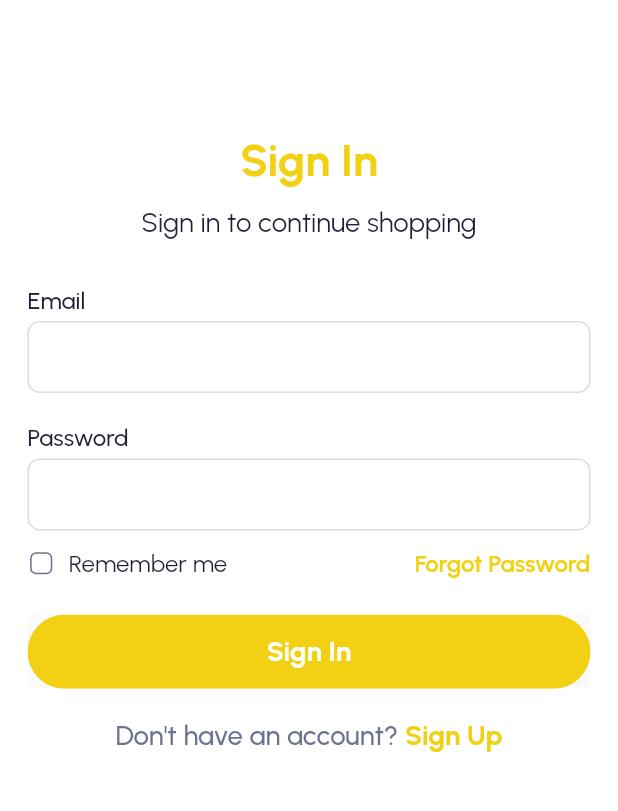
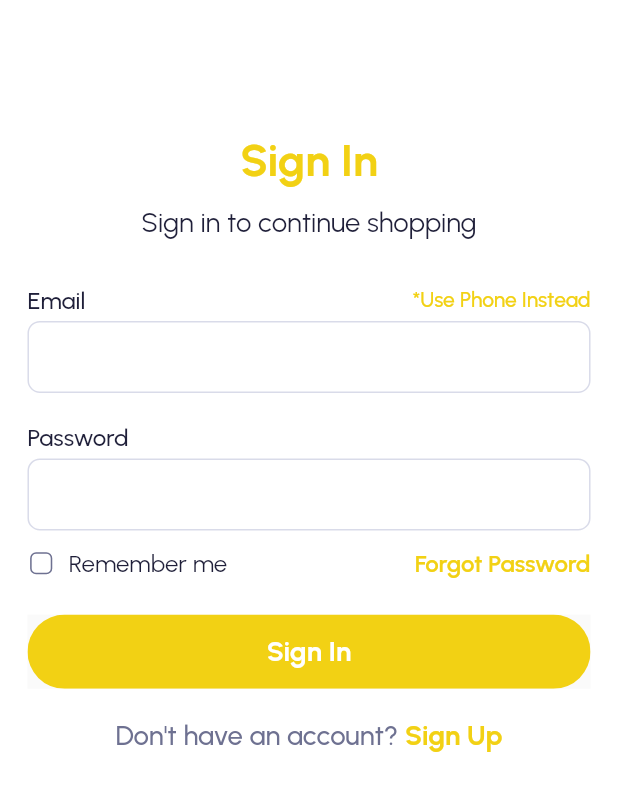
Before and after one commit to Aasim-Awan/ecommerce, a Flutter app: the screen it shows after launch, scrolled down 576 dp, after a tap on "Wishlist", on a phone screen of 412 x 824 dp, the part 62-873 px from its top. Run offline on Flutter 3.47's test engine with Material 3 defaults, Android fonts, the phone set to English and light mode, and no system bars; our stand-ins replace cached_network_image, carousel_slider, csc_picker, dartz, dio, dots_indicator and 16 more; missing offline and left inert: flutter_inappwebview; accounts and stored records are empty; network calls fail.

Commit message:
Merge branch 'main' of https://github.com/Aasim-Awan/ecommerce

```diff
--- a/lib/app/modules/auth/views/sign_in.dart
+++ b/lib/app/modules/auth/views/sign_in.dart
@@ -118,60 +118,60 @@ class _SignInScreenState extends State<SignInScreen> {
                                 emailController: emailController,
                                 emailValidator: (email) =>
                                     ValidationRules().email(email),
-                                // phoneController: phoneController,
-                              //   prefix: Padding(
-                              //     padding: EdgeInsets.only(left: 10.w),
-                              //     // child: PopupMenuButton(
-                              //       shape: RoundedRectangleBorder(
-                              //         borderRadius: BorderRadius.all(
-                              //           Radius.circular(10.r),
-                              //         ),
-                              //       ),
-                              //       position: PopupMenuPosition.under,
-                              //       itemBuilder: (ctx) => List.generate(
-                              //           authController
-                              //               .countryCodeModel!.data!.length,
-                              //           (index) => PopupMenuItem(
-                              //                 height: 32.h,
-                              //                 onTap: () async {
-                              //                   setState(() {
-                              //                     authController.countryCode =
-                              //                         authController
-                              //                             .countryCodeModel!
-                              //                             .data![index]
-                              //                             .callingCode
-                              //                             .toString();
-                              //                   });
-                              //                 },
-                              //                 child: Text(
-                              //                   authController.countryCodeModel!
-                              //                       .data![index].callingCode
-                              //                       .toString(),
-                              //                   style: GoogleFonts.urbanist(
-                              //                       color: AppColor.textColor,
-                              //                       fontWeight: FontWeight.w500,
-                              //                       fontSize: 16.sp),
-                              //                 ),
-                              //               )),
-                              //       child: Row(
-                              //         children: [
-                              //           Text(
-                              //             authController.countryCode,
-                              //             style: GoogleFonts.urbanist(
-                              //                 color: AppColor.textColor,
-                              //                 fontSize: 16.sp,
-                              //                 fontWeight: FontWeight.w500),
-                              //           ),
-                              //           SizedBox(
-                              //             width: 5.w,
-                              //           ),
-                              //           SvgPicture.asset(SvgIcon.down)
-                              //         ],
-                              //       ),
-                              //     ),
-                              //   ),
-                              //   // phoneValidator: (phone) =>
-                              //   //     ValidationRules().normal(phone),
+                                phoneController: phoneController,
+                                prefix: Padding(
+                                  padding: EdgeInsets.only(left: 10.w),
+                                  child: PopupMenuButton(
+                                    shape: RoundedRectangleBorder(
+                                      borderRadius: BorderRadius.all(
+                                        Radius.circular(10.r),
+                                      ),
+                                    ),
+                                    position: PopupMenuPosition.under,
+                                    itemBuilder: (ctx) => List.generate(
+                                        authController
+                                            .countryCodeModel!.data!.length,
+                                        (index) => PopupMenuItem(
+                                              height: 32.h,
+                                              onTap: () async {
+                                                setState(() {
+                                                  authController.countryCode =
+                                                      authController
+                                                          .countryCodeModel!
+                                                          .data![index]
+                                                          .callingCode
+                                                          .toString();
+                                                });
+                                              },
+                                              child: Text(
+                                                authController.countryCodeModel!
+                                                    .data![index].callingCode
+                                                    .toString(),
+                                                style: GoogleFonts.urbanist(
+                                                    color: AppColor.textColor,
+                                                    fontWeight: FontWeight.w500,
+                                                    fontSize: 16.sp),
+                                              ),
+                                            )),
+                                    child: Row(
+                                      children: [
+                                        Text(
+                                          authController.countryCode,
+                                          style: GoogleFonts.urbanist(
+                                              color: AppColor.textColor,
+                                              fontSize: 16.sp,
+                                              fontWeight: FontWeight.w500),
+                                        ),
+                                        SizedBox(
+                                          width: 5.w,
+                                        ),
+                                        SvgPicture.asset(SvgIcon.down)
+                                      ],
+                                    ),
+                                  ),
+                                ),
+                                // phoneValidator: (phone) =>
+                                //     ValidationRules().normal(phone),
                                ),
                               SizedBox(height: 20.h),
                               FormFieldTitle(title: "Password".tr),
--- a/lib/app/modules/auth/widgets/swap_field_title.dart
+++ b/lib/app/modules/auth/widgets/swap_field_title.dart
@@ -11,33 +11,31 @@ class SwapFieldTitle extends StatelessWidget {
 
   @override
   Widget build(BuildContext context) {
-    // final fieldSwapController = Get.put(SwapTitleController());
-    // return Obx(() {
+    final fieldSwapController = Get.put(SwapTitleController());
+    return Obx(() {
       return Row(
         mainAxisAlignment: MainAxisAlignment.spaceBetween,
         children: [
           CustomText(
             text:
-                // fieldSwapController.isShowEmailField.value
-                "Email".tr,
-                //? : "Phone".tr,
+                fieldSwapController.isShowEmailField.value ? "Phone".tr : "Email".tr,
             size: 14.sp,
             weight: FontWeight.w500,
           ),
-          // GestureDetector(
-          //   onTap: fieldSwapController.showEmailField,
-          //   // child: CustomText(
-          //   //    text:
-          //   //   // fieldSwapController.isShowEmailField.value
-          //   //       // ? "*Use Phone Instead".tr:
-          //   //        "*Use Email Instead".tr,
-          //   //   color: AppColor.primaryColor,
-          //   //   weight: FontWeight.w500,
-          //   //   decoration: true,
-          //   // ),
-          // )
+          GestureDetector(
+            onTap: fieldSwapController.showEmailField,
+            child: CustomText(
+              text: fieldSwapController.isShowEmailField.value
+                  ? "*Use Email Instead".tr
+                  : "*Use Phone Instead".tr,
+
+              color: AppColor.primaryColor,
+              weight: FontWeight.w500,
+              decoration: true,
+            ),
+          )
         ],
       );
-    // });
+    });
   }
 }
--- a/lib/app/modules/auth/widgets/swap_form_field.dart
+++ b/lib/app/modules/auth/widgets/swap_form_field.dart
@@ -25,23 +25,19 @@ class SwapFormField extends StatelessWidget {
   @override
   Widget build(BuildContext context) {
     final swapTitleController = Get.find<SwapTitleController>();
-    return CustomFormField(
+    return Obx(
+      () {
+        return swapTitleController.isShowEmailField.value
+            ? CustomPhoneFormField(
+                phoneController: phoneController,
+                validator: phoneValidator,
+                prefix: prefix,
+              )
+            : CustomFormField(
                 controller: emailController,
                 validator: emailValidator,
               );
-    // return Obx(
-    //   () {
-    //     return swapTitleController.isShowEmailField.value
-    //         ? CustomFormField(
-    //             controller: emailController,
-    //             validator: emailValidator,
-    //           )
-    //         : CustomPhoneFormField(
-    //             phoneController: phoneController,
-    //             validator: phoneValidator,
-    //             prefix: prefix,
-    //           );
-    //   },
-    // );
+      },
+    );
   }
 }
--- a/lib/widgets/custom_form_field.dart
+++ b/lib/widgets/custom_form_field.dart
@@ -5,7 +5,17 @@ import '../config/theme/app_color.dart';
 
 class CustomFormField extends StatelessWidget {
   const CustomFormField(
-      {super.key, this.controller, this.validator, this.obsecure, this.keyboardType});
+      {super.key, this.controller, this.validator, this.obsecure, this.keyboardType,
+      this.phoneController,
+      this.emailController,
+      this.phoneValidator,
+      this.emailValidator});
+
+  final TextEditingController? phoneController;
+  final TextEditingController? emailController;
+
+  final String? Function(String?)? phoneValidator;
+  final String? Function(String?)? emailValidator;
 
   final TextEditingController? controller;
   final String? Function(String?)? validator;
```
